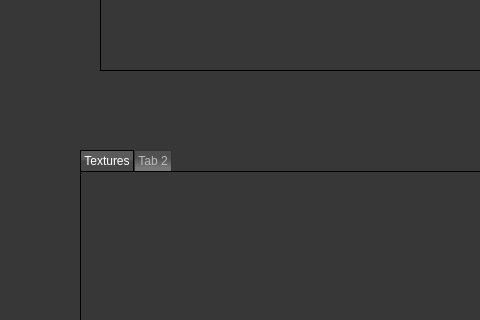
First picture: the form in QtProject/editor/mainwindow.ui, repository madvil/Editor, before the edit; both pictures show x 0 to 480 and y 262 to 582 of the 938 by 698 pixel window.
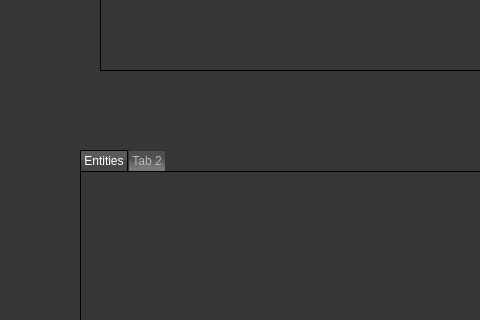
Second picture: the form after the edit. Icons and pictures are not drawn.

What changed in the file:
```diff
--- a/QtProject/editor/mainwindow.ui
+++ b/QtProject/editor/mainwindow.ui
@@ -350,7 +350,7 @@
        </property>
        <widget class="QWidget" name="tab_3">
         <attribute name="title">
-         <string>Textures</string>
+         <string>Entities</string>
         </attribute>
         <layout class="QHBoxLayout" name="horizontalLayout_4">
          <property name="spacing">
```
